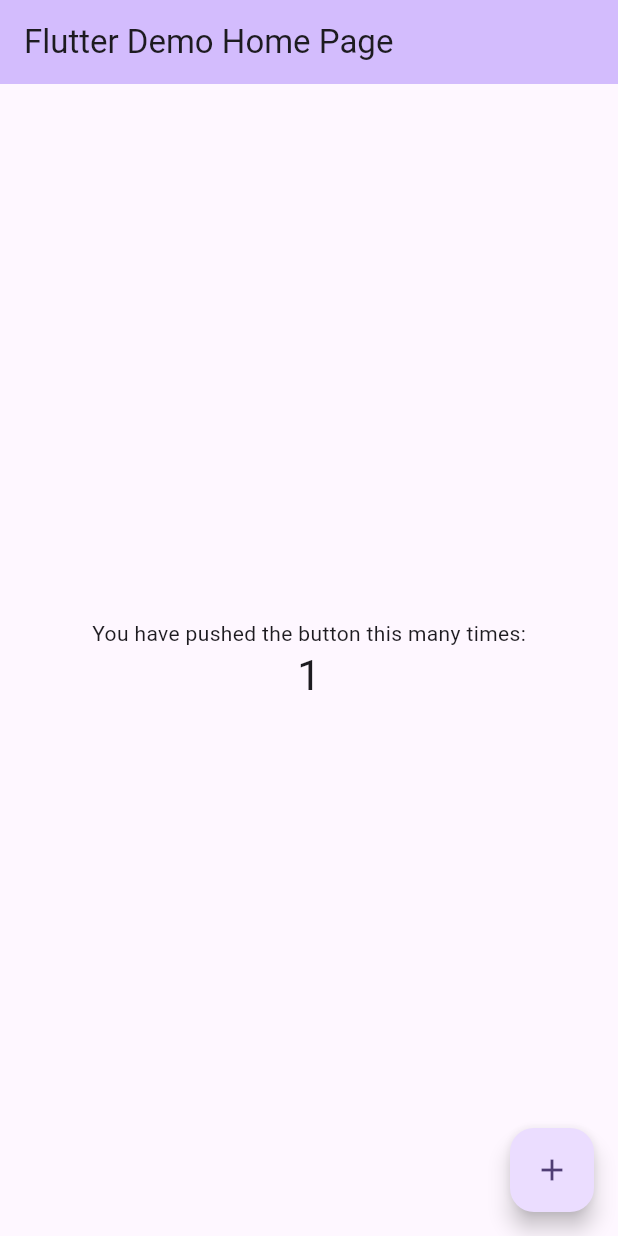
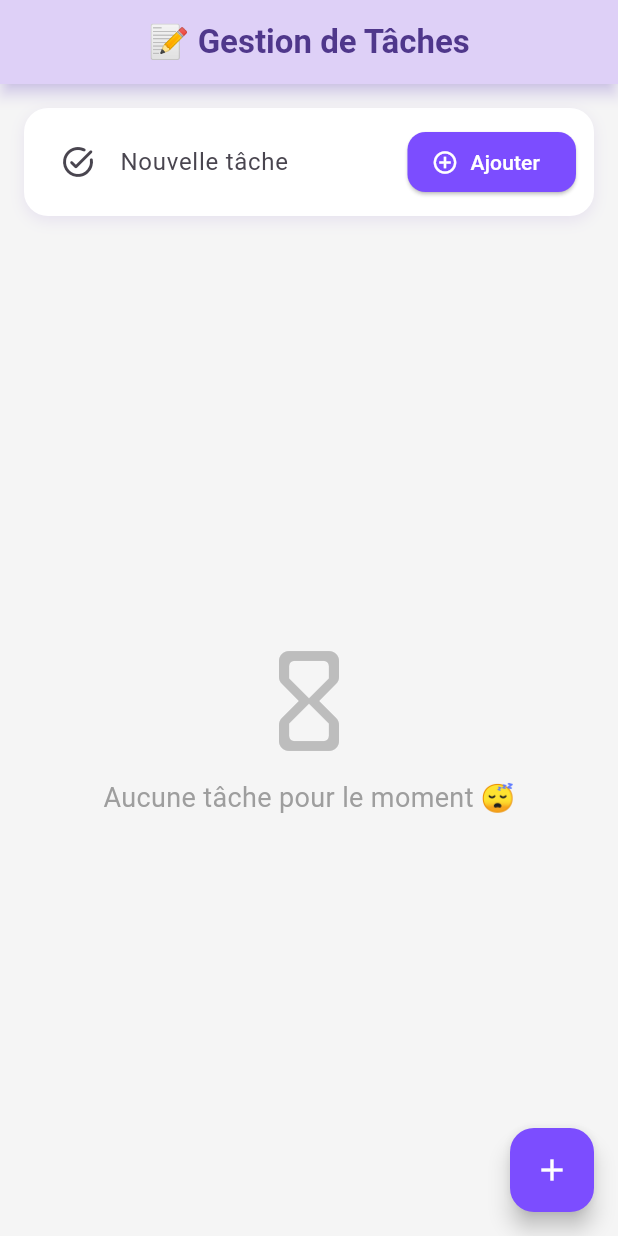
Before and after one commit to ElimaneG23/Gestion_Taches, a Flutter app: the screen it shows after launch, after a tap on the "add" icon, on a phone screen of 412 x 824 dp. Run offline on Flutter 3.47's test engine with Material 3 defaults, Android fonts, the phone set to English and light mode, and no system bars.

Commit message:
creation du template

```diff
--- a/lib/main.dart
+++ b/lib/main.dart
@@ -1,4 +1,5 @@
 import 'package:flutter/material.dart';
+import 'package:gestion_taches/monfullwidget.dart';
 
 void main() {
   runApp(const MyApp());
@@ -12,111 +13,8 @@ class MyApp extends StatelessWidget {
   Widget build(BuildContext context) {
     return MaterialApp(
       title: 'Flutter Demo',
-      theme: ThemeData(
-        // This is the theme of your application.
-        //
-        // TRY THIS: Try running your application with "flutter run". You'll see
-        // the application has a purple toolbar. Then, without quitting the app,
-        // try changing the seedColor in the colorScheme below to Colors.green
-        // and then invoke "hot reload" (save your changes or press the "hot
-        // reload" button in a Flutter-supported IDE, or press "r" if you used
-        // the command line to start the app).
-        //
-        // Notice that the counter didn't reset back to zero; the application
-        // state is not lost during the reload. To reset the state, use hot
-        // restart instead.
-        //
-        // This works for code too, not just values: Most code changes can be
-        // tested with just a hot reload.
-        colorScheme: ColorScheme.fromSeed(seedColor: Colors.deepPurple),
-      ),
-      home: const MyHomePage(title: 'Flutter Demo Home Page'),
+
+      home: const Monfullwidget(),
     );
   }
 }
-
-class MyHomePage extends StatefulWidget {
-  const MyHomePage({super.key, required this.title});
-
-  // This widget is the home page of your application. It is stateful, meaning
-  // that it has a State object (defined below) that contains fields that affect
-  // how it looks.
-
-  // This class is the configuration for the state. It holds the values (in this
-  // case the title) provided by the parent (in this case the App widget) and
-  // used by the build method of the State. Fields in a Widget subclass are
-  // always marked "final".
-
-  final String title;
-
-  @override
-  State<MyHomePage> createState() => _MyHomePageState();
-}
-
-class _MyHomePageState extends State<MyHomePage> {
-  int _counter = 0;
-
-  void _incrementCounter() {
-    setState(() {
-      // This call to setState tells the Flutter framework that something has
-      // changed in this State, which causes it to rerun the build method below
-      // so that the display can reflect the updated values. If we changed
-      // _counter without calling setState(), then the build method would not be
-      // called again, and so nothing would appear to happen.
-      _counter++;
-    });
-  }
-
-  @override
-  Widget build(BuildContext context) {
-    // This method is rerun every time setState is called, for instance as done
-    // by the _incrementCounter method above.
-    //
-    // The Flutter framework has been optimized to make rerunning build methods
-    // fast, so that you can just rebuild anything that needs updating rather
-    // than having to individually change instances of widgets.
-    return Scaffold(
-      appBar: AppBar(
-        // TRY THIS: Try changing the color here to a specific color (to
-        // Colors.amber, perhaps?) and trigger a hot reload to see the AppBar
-        // change color while the other colors stay the same.
-        backgroundColor: Theme.of(context).colorScheme.inversePrimary,
-        // Here we take the value from the MyHomePage object that was created by
-        // the App.build method, and use it to set our appbar title.
-        title: Text(widget.title),
-      ),
-      body: Center(
-        // Center is a layout widget. It takes a single child and positions it
-        // in the middle of the parent.
-        child: Column(
-          // Column is also a layout widget. It takes a list of children and
-          // arranges them vertically. By default, it sizes itself to fit its
-          // children horizontally, and tries to be as tall as its parent.
-          //
-          // Column has various properties to control how it sizes itself and
-          // how it positions its children. Here we use mainAxisAlignment to
-          // center the children vertically; the main axis here is the vertical
-          // axis because Columns are vertical (the cross axis would be
-          // horizontal).
-          //
-          // TRY THIS: Invoke "debug painting" (choose the "Toggle Debug Paint"
-          // action in the IDE, or press "p" in the console), to see the
-          // wireframe for each widget.
-          mainAxisAlignment: MainAxisAlignment.center,
-          children: <Widget>[
-            const Text('You have pushed the button this many times:'),
-            Text(
-              '$_counter',
-              style: Theme.of(context).textTheme.headlineMedium,
-            ),
-          ],
-        ),
-      ),
-      floatingActionButton: FloatingActionButton(
-        onPressed: _incrementCounter,
-        tooltip: 'Increment',
-        child: const Icon(Icons.add),
-      ), // This trailing comma makes auto-formatting nicer for build methods.
-    );
-  }
-}
--- /dev/null
+++ b/lib/monfullwidget.dart
@@ -0,0 +1,176 @@
+import 'package:flutter/material.dart';
+
+class Monfullwidget extends StatefulWidget {
+  const Monfullwidget({super.key});
+
+  @override
+  State<Monfullwidget> createState() => _MonfullwidgetState();
+}
+
+class _MonfullwidgetState extends State<Monfullwidget> {
+  final List<String> _tasks = [];
+  final TextEditingController _controller = TextEditingController();
+
+  void _addTask() {
+    final text = _controller.text.trim();
+    if (text.isNotEmpty) {
+      setState(() {
+        _tasks.add(text);
+        _controller.clear();
+      });
+      ScaffoldMessenger.of(context).showSnackBar(
+        SnackBar(
+          content: Text('Tâche "$text" ajoutée ✅'),
+          duration: const Duration(seconds: 2),
+        ),
+      );
+    }
+  }
+
+  void _removeTask(int index) {
+    final removedTask = _tasks[index];
+    setState(() {
+      _tasks.removeAt(index);
+    });
+    ScaffoldMessenger.of(context).showSnackBar(
+      SnackBar(
+        content: Text('Tâche "$removedTask" supprimée ❌'),
+        duration: const Duration(seconds: 2),
+      ),
+    );
+  }
+
+  @override
+  Widget build(BuildContext context) {
+    final theme = Theme.of(context);
+    return Scaffold(
+      backgroundColor: Colors.grey[100],
+      appBar: AppBar(
+        title: const Text(
+          '📝 Gestion de Tâches',
+          style: TextStyle(fontWeight: FontWeight.bold),
+        ),
+        centerTitle: true,
+        backgroundColor: theme.colorScheme.primaryContainer,
+        foregroundColor: theme.colorScheme.onPrimaryContainer,
+        elevation: 4,
+        shadowColor: Colors.deepPurpleAccent.withOpacity(0.4),
+      ),
+      body: Padding(
+        padding: const EdgeInsets.all(16.0),
+        child: Column(
+          children: [
+            // Champ d'ajout de tâche
+            Container(
+              padding: const EdgeInsets.symmetric(horizontal: 12, vertical: 8),
+              decoration: BoxDecoration(
+                color: Colors.white,
+                borderRadius: BorderRadius.circular(16),
+                boxShadow: [
+                  BoxShadow(
+                    color: Colors.deepPurple.withOpacity(0.1),
+                    blurRadius: 8,
+                    offset: const Offset(0, 3),
+                  ),
+                ],
+              ),
+              child: Row(
+                children: [
+                  Expanded(
+                    child: TextField(
+                      controller: _controller,
+                      decoration: const InputDecoration(
+                        labelText: 'Nouvelle tâche',
+                        border: InputBorder.none,
+                        prefixIcon: Icon(Icons.task_alt_rounded),
+                      ),
+                    ),
+                  ),
+                  const SizedBox(width: 8),
+                  ElevatedButton.icon(
+                    onPressed: _addTask,
+                    icon: const Icon(Icons.add_circle_outline),
+                    label: const Text('Ajouter'),
+                    style: ElevatedButton.styleFrom(
+                      backgroundColor: Colors.deepPurpleAccent,
+                      foregroundColor: Colors.white,
+                      shape: RoundedRectangleBorder(
+                        borderRadius: BorderRadius.circular(12),
+                      ),
+                    ),
+                  ),
+                ],
+              ),
+            ),
+            const SizedBox(height: 20),
+
+            // Liste des tâches
+            Expanded(
+              child: _tasks.isEmpty
+                  ? Column(
+                mainAxisAlignment: MainAxisAlignment.center,
+                children: [
+                  Icon(Icons.hourglass_empty_rounded,
+                      size: 80, color: Colors.grey[400]),
+                  const SizedBox(height: 12),
+                  const Text(
+                    'Aucune tâche pour le moment 😴',
+                    style:
+                    TextStyle(fontSize: 18, color: Colors.grey),
+                  ),
+                ],
+              )
+                  : ListView.builder(
+                itemCount: _tasks.length,
+                itemBuilder: (context, index) {
+                  return AnimatedContainer(
+                    duration: const Duration(milliseconds: 300),
+                    curve: Curves.easeInOut,
+                    margin: const EdgeInsets.symmetric(vertical: 6),
+                    decoration: BoxDecoration(
+                      color: Colors.white,
+                      borderRadius: BorderRadius.circular(16),
+                      boxShadow: [
+                        BoxShadow(
+                          color: Colors.deepPurple.withOpacity(0.1),
+                          blurRadius: 6,
+                          offset: const Offset(0, 3),
+                        ),
+                      ],
+                    ),
+                    child: ListTile(
+                      leading: CircleAvatar(
+                        backgroundColor: Colors.deepPurpleAccent,
+                        child: Text(
+                          '${index + 1}',
+                          style: const TextStyle(color: Colors.white),
+                        ),
+                      ),
+                      title: Text(
+                        _tasks[index],
+                        style: const TextStyle(
+                          fontWeight: FontWeight.w600,
+                          fontSize: 16,
+                        ),
+                      ),
+                      trailing: IconButton(
+                        icon: const Icon(Icons.delete_forever_rounded,
+                            color: Colors.redAccent),
+                        onPressed: () => _removeTask(index),
+                      ),
+                    ),
+                  );
+                },
+              ),
+            ),
+          ],
+        ),
+      ),
+      floatingActionButton: FloatingActionButton(
+        onPressed: _addTask,
+        backgroundColor: Colors.deepPurpleAccent,
+        child: const Icon(Icons.add, color: Colors.white),
+      ),
+    );
+  }
+}
```
